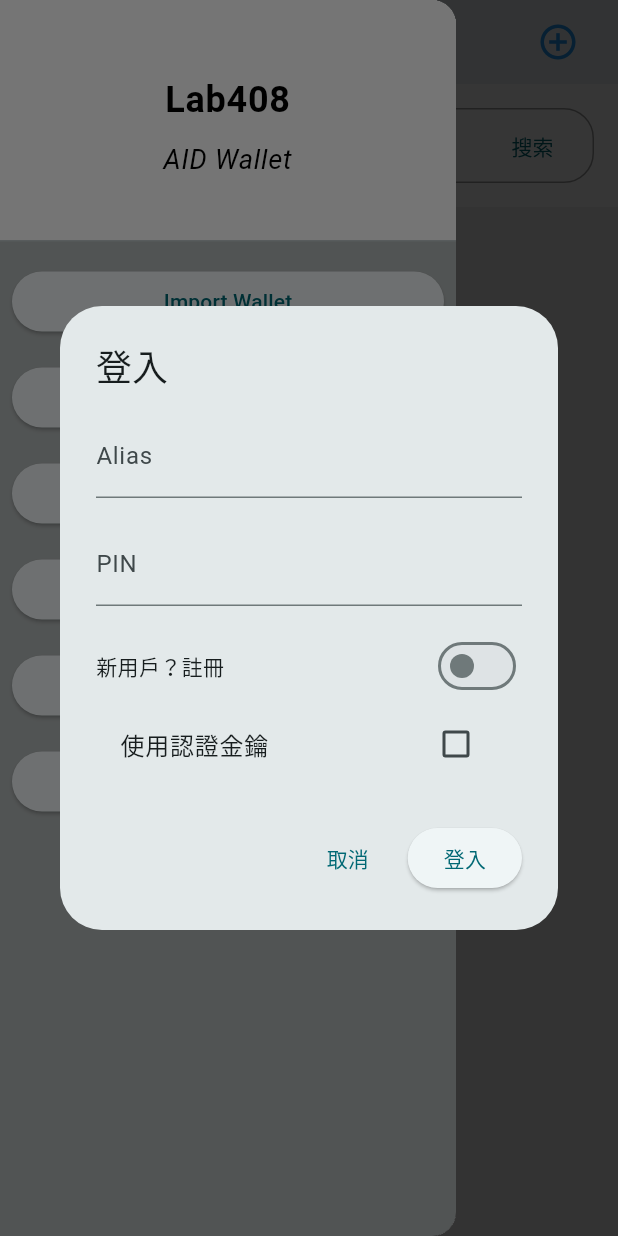
After one commit to leon123858/aid, a Flutter app: the screen it shows after launch, in the side drawer, after a tap on "Demo Page", on a phone screen of 412 x 824 dp. The commit adds this screen. Run offline on Flutter 3.47's test engine with Material 3 defaults, Android fonts, the phone set to English and light mode, and no system bars; our stand-ins replace device_info_plus, getwidget, hive, hive_flutter; missing offline and left inert: crypton, super_clipboard; accounts and stored records are empty; network calls fail; statements that could not run were skipped.

Commit message:
new aid wallet demo
new aid wallet demo

```diff
--- /dev/null
+++ b/wallet/lib/components/LoginRegisterDialog.dart
@@ -0,0 +1,170 @@
+import 'package:flutter/material.dart';
+import 'package:getwidget/components/loader/gf_loader.dart';
+import 'package:getwidget/types/gf_loader_type.dart';
+import 'package:wallet/utils/apiWrapper.dart';
+
+import 'msg.dart';
+
+class LoginRegisterDialog extends StatefulWidget {
+  const LoginRegisterDialog({super.key});
+
+  @override
+  LoginRegisterDialogState createState() => LoginRegisterDialogState();
+}
+
+class LoginRegisterDialogState extends State<LoginRegisterDialog> {
+  final TextEditingController _aliasController = TextEditingController();
+  final TextEditingController _pinController = TextEditingController();
+  final TextEditingController _authKeyController = TextEditingController();
+  bool _isLoading = false;
+  bool _isLogin = true; // 預設為登入模式
+  bool _useAuthKey = false;
+
+  @override
+  Widget build(BuildContext context) {
+    return AlertDialog(
+      title: Text(_isLogin ? '登入' : '註冊'),
+      content: SizedBox(
+        width: 300, // 固定寬度
+        child: SingleChildScrollView(
+          child: Column(
+            mainAxisSize: MainAxisSize.min,
+            crossAxisAlignment: CrossAxisAlignment.stretch,
+            children: [
+              TextField(
+                controller: _aliasController,
+                decoration: const InputDecoration(
+                  labelText: 'Alias',
+                ),
+              ),
+              const SizedBox(height: 16.0),
+              TextField(
+                controller: _pinController,
+                decoration: const InputDecoration(
+                  labelText: 'PIN',
+                ),
+                keyboardType: TextInputType.number,
+                obscureText: true,
+              ),
+              const SizedBox(height: 16.0),
+              Row(
+                mainAxisAlignment: MainAxisAlignment.spaceBetween,
+                children: [
+                  Text(_isLogin ? '新用戶？註冊' : '已有帳號？登入'),
+                  Switch(
+                    value: !_isLogin,
+                    onChanged: (value) {
+                      setState(() {
+                        _isLogin = !value;
+                        if (!_isLogin) {
+                          _useAuthKey = false; // 註冊模式下重置認證金鑰選項
+                        }
+                      });
+                    },
+                  ),
+                ],
+              ),
+              if (_isLogin) // 只在登入模式下顯示認證金鑰選項
+                CheckboxListTile(
+                  title: const Text('使用認證金鑰'),
+                  value: _useAuthKey,
+                  onChanged: (bool? value) {
+                    setState(() {
+                      _useAuthKey = value ?? false;
+                    });
+                  },
+                ),
+              if (_isLogin && _useAuthKey)
+                TextField(
+                  controller: _authKeyController,
+                  decoration: const InputDecoration(
+                    labelText: '認證金鑰',
+                  ),
+                ),
+              if (_isLoading)
+                const Padding(
+                  padding: EdgeInsets.only(top: 16.0),
+                  child: GFLoader(
+                    type: GFLoaderType.circle,
+                    loaderColorOne: Colors.blue,
+                    loaderColorTwo: Colors.red,
+                    loaderColorThree: Colors.green,
+                  ),
+                ),
+            ],
+          ),
+        ),
+      ),
+      actions: [
+        TextButton(
+          onPressed: _isLoading ? null : () => Navigator.of(context).pop(),
+          child: const Text('取消'),
+        ),
+        ElevatedButton(
+          onPressed: _isLoading ? null : _handleSubmit,
+          child: Text(_isLogin ? '登入' : '註冊'),
+        ),
+      ],
+    );
+  }
+
+  Future<void> _handleSubmit() async {
+    if (_aliasController.text.isEmpty || _pinController.text.isEmpty) {
+      showErrorToast(context, 'Alias 和 PIN 為必填項');
+      return;
+    }
+    if (_pinController.text.length < 4) {
+      showErrorToast(context, 'PIN 最少 4 位數');
+      return;
+    }
+    if (_isLogin && _useAuthKey && _authKeyController.text.isEmpty) {
+      showErrorToast(context, '選擇使用認證金鑰時，認證金鑰為必填項');
+      return;
+    }
+
+    setState(() {
+      _isLoading = true;
+    });
+
+    try {
+      // 這裡應該實現實際的登入或註冊邏輯
+      await Future.delayed(const Duration(seconds: 2)); // 模擬網絡請求
+
+      if (!_isLogin) {
+        // 註冊邏輯
+        var result = await apiWrapper.signup(_aliasController.text, _pinController.text);
+        if (!result['result']) {
+          throw Exception(result['message']);
+        }
+        // show success toast with uuid
+        if (mounted) {
+          // showSuccessToast(context, '註冊成功，New AID: ${result['uuid']}');
+          showSuccessToast(context, '註冊成功');
+        }
+      } else {
+        // 登入邏輯
+        var result = await apiWrapper.signIn(_aliasController.text, _pinController.text, _useAuthKey? _authKeyController.text : null);
+        if (!result['result']) {
+          throw Exception(result['message']);
+        }
+        if (mounted) {
+          // showSuccessToast(context, '註冊成功，New AID: ${result['uuid']}');
+          showSuccessToast(context, '登入成功');
+        }
+      }
+      if (mounted) {
+        Navigator.of(context).pop(true); // 返回 true 表示操作成功
+      }
+    } catch (e) {
+      if (mounted) {
+        showErrorToast(context, "${_isLogin ? '登入' : '註冊'}失敗：$e");
+      }
+    } finally {
+      if (mounted) {
+        setState(() {
+          _isLoading = false;
+        });
+      }
+    }
+  }
+}
--- a/wallet/lib/constants/config.dart
+++ b/wallet/lib/constants/config.dart
@@ -1,3 +1,3 @@
 const documentUrl = 'https://github.com/leon123858/aid';
-// const serverUrl = "http://20.2.209.109";
-const serverUrl = "http://localhost:8080";
+const serverUrl = "https://lab408.tech";
+// const serverUrl = "http://localhost:8080";
--- a/wallet/lib/screens/ui/aidList.dart
+++ b/wallet/lib/screens/ui/aidList.dart
@@ -89,7 +89,7 @@ Consumer<AIDListModel> aidListView() {
                               await copyWriteString(response['content']);
                               if (context.mounted) {
                                 showSuccessToast(
-                                    context, 'copy success: 限制時間內有效');
+                                    context, 'MFA token: 限制時間內有效');
                               }
                             } else {
                               throw Exception(response['content']);
--- a/wallet/lib/screens/ui/drawer.dart
+++ b/wallet/lib/screens/ui/drawer.dart
@@ -1,6 +1,7 @@
 import 'package:flutter/material.dart';
 import 'package:provider/provider.dart';
 import 'package:url_launcher/url_launcher.dart';
+import 'package:wallet/components/LoginRegisterDialog.dart';
 import 'package:wallet/components/msg.dart';
 import 'package:wallet/constants/config.dart';
 import 'package:wallet/utils/apiWrapper.dart';
@@ -134,6 +135,21 @@ Drawer walletDrawer(BuildContext context) {
                   style: TextStyle(color: Colors.grey)),
             ),
           ),
+          Padding(
+            padding: const EdgeInsets.all(8.0),
+            child: ElevatedButton(
+              onPressed: () async {
+                showDialog(
+                    context: context,
+                    builder: (context) => const LoginRegisterDialog());
+              },
+              style: ElevatedButton.styleFrom(
+                minimumSize: const Size(double.infinity, 40),
+              ),
+              child:
+                  const Text('Demo Page', style: TextStyle(color: Colors.grey)),
+            ),
+          ),
         ],
       ),
     ),
--- a/wallet/lib/utils/apiWrapper.dart
+++ b/wallet/lib/utils/apiWrapper.dart
@@ -1,6 +1,7 @@
 import 'dart:convert';
 
 import 'package:crypton/crypton.dart';
+import 'package:flutter/foundation.dart';
 import 'package:http/http.dart' as http;
 import 'package:uuid/uuid.dart';
 import 'package:wallet/constants/config.dart';
@@ -12,10 +13,12 @@ class AIDApiClient {
   final uuid = const Uuid();
   final http.Client _httpClient = http.Client();
   final _deviceInfo = DeviceInfo();
+  var _deviceIP = '';
 
   var _isInit = false;
 
   String get deviceInfoHash => _deviceInfo.deviceHash;
+  String get deviceIP => _deviceIP;
 
   AIDApiClient({this.baseUrl = 'http://127.0.0.1:8080'});
 
@@ -24,6 +27,20 @@ class AIDApiClient {
       return;
     }
     await _deviceInfo.initPlatformState();
+    final response = await http.get(Uri.parse('https://api.ipify.org?format=json'));
+    if (response.statusCode == 200) {
+      final data = jsonDecode(response.body);
+      _deviceIP = data['ip'];
+      if (kDebugMode) {
+        print('IP address: $_deviceIP');
+      }
+    } else {
+      // warn user
+      if (kDebugMode) {
+        print('Failed to get IP address');
+      }
+      _deviceIP = '';
+    }
     _isInit = true;
   }
 
@@ -42,7 +59,7 @@ class AIDApiClient {
       body: json.encode({
         'aid': aid,
         'browser': _deviceInfo.deviceHash,
-        'ip': "",
+        'ip': _deviceIP,
         'sign': b64Sign,
         'timestamp': timestamp,
       }),
@@ -58,8 +75,38 @@ class AIDApiClient {
       body: json.encode({
         'aid': aid,
         'browser': _deviceInfo.deviceHash,
-        'ip': "",
+        'ip': _deviceIP,
         'publicKey': RSAUtils.encodePublicKeyToPem(publicKey),
+      }),
+    );
+    return _handleResponse(response);
+  }
+
+  Future<Map<String, dynamic>> signup(String alias, String pin) async {
+    final response = await _httpClient.post(
+      Uri.parse('$baseUrl/usage/register'),
+      headers: {'Content-Type': 'application/json'},
+      body: json.encode({
+        "fingerprint": _deviceInfo.deviceHash,
+        "ip": _deviceIP,
+        "password": pin,
+        "token": "",
+        "username": alias
+      }),
+    );
+    return _handleResponse(response);
+  }
+
+  Future<Map<String, dynamic>> signIn(String alias, String pin, String? token) async {
+    final response = await _httpClient.post(
+      Uri.parse('$baseUrl/usage/login'),
+      headers: {'Content-Type': 'application/json'},
+      body: json.encode({
+        "fingerprint": _deviceInfo.deviceHash,
+        "ip": _deviceIP,
+        "password": pin,
+        "token": token ?? "",
+        "username": alias
       }),
     );
     return _handleResponse(response);
```
Also changed, not shown: 4 other files.
